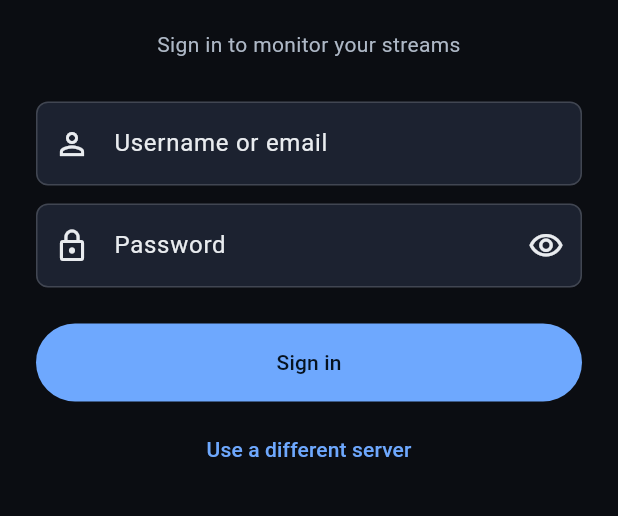
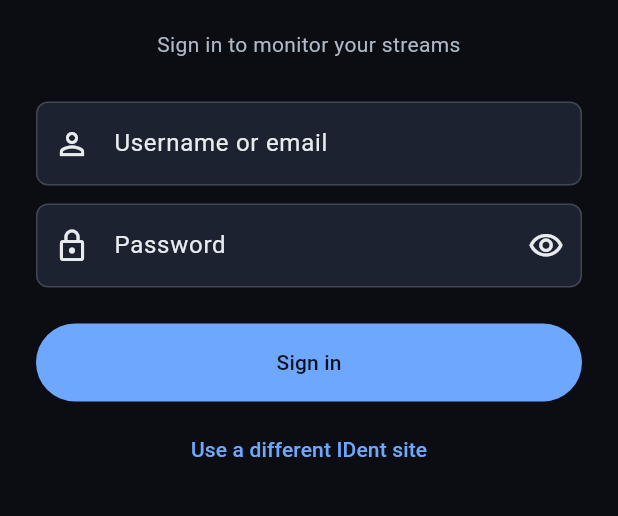
Before and after one commit to energy-master/ident_mobile, a Flutter app: the screen it shows after launch, on a phone screen of 412 x 824 dp, the part 422-938 px from its top. Run offline on Flutter 3.47's test engine with Material 3 defaults, Android fonts, the phone set to English and light mode, and no system bars; our stand-ins replace cached_network_image, flutter_cache_manager, flutter_map, flutter_riverpod, flutter_secure_storage, latlong2.

Commit message:
Say what the sign-in address actually is
The field was labelled "Server", which invited the reading that it points at the
Brahma host. It does not, and cannot: it is an IDent Dynamics site address, the
same URL the web app is served from.

The distinction matters because the product story - run the framework on your
own server and point the apps at it - describes a seam one tier further back
than this field. Almost nothing this app renders exists on the framework host.
Identity, tokens, which streams an account may see, detections, notifications,
favourites, sensors and AIS tracks are all the site's MySQL tables. Of the
endpoints this app calls only the file listing, the WAV proxy and the snapshots
reach through to the framework, and each is proxied so the request can be
permission-checked first. brahma serve authenticates with a single shared bearer
token that authenticates the site rather than a person, and has no per-user
grants, so a handset talking to it directly would need a secret that grants
everything on that box including submitting training runs.

So: field relabelled to "IDent site address", helper text says it is the same
address as the web app, and the README gains a "Where this app points" section
laying out the three tiers, why the middle one is the only one with an address a
client types, and what self-hosting therefore is - the IDent tier plus a Brahma
host, repointed with two lines of the site's config.php, invisible to both apps.

Co-Authored-By: Claude Opus 5 <noreply@anthropic.com>

```diff
--- a/lib/src/ui/login_screen.dart
+++ b/lib/src/ui/login_screen.dart
@@ -1,9 +1,15 @@
 /// Sign-in.
 ///
-/// Trades credentials for a bearer token via `api/idapi/login.php`. The server
-/// URL is editable but prefilled, because most users are on the hosted install
-/// and should never have to think about it; the field exists for self-hosted
-/// and subdirectory deployments, which auth.php supports.
+/// Trades credentials for a bearer token via `api/idapi/login.php`. The address
+/// is editable but prefilled, because most users are on the hosted install and
+/// should never have to think about it; the field exists for self-hosted and
+/// subdirectory deployments, which auth.php supports.
+///
+/// It asks for the **IDent Dynamics site**, not a Brahma address — the same URL
+/// the web app is served from. That distinction is worth the longer label: the
+/// framework runs on its own host and the site is configured against it, but
+/// nothing a client renders comes from the framework directly. See the
+/// "Where this app points" section of the README.
 library;
 
 import 'dart:io' show Platform;
@@ -183,14 +189,15 @@ class _LoginScreenState extends ConsumerState<LoginScreen> {
                       TextFormField(
                         controller: _baseUrl,
                         decoration: const InputDecoration(
-                          labelText: 'Server',
+                          labelText: 'IDent site address',
                           prefixIcon: Icon(Icons.dns_outlined),
-                          helperText: 'Only change this for a self-hosted install',
+                          helperText:
+                              'Your IDent Dynamics site — the same address as its web app',
                         ),
                         keyboardType: TextInputType.url,
                         autocorrect: false,
                         validator: (v) =>
-                            (v == null || v.trim().isEmpty) ? 'Enter the server address' : null,
+                            (v == null || v.trim().isEmpty) ? 'Enter your IDent site address' : null,
                       ),
                     ],
 
@@ -218,7 +225,7 @@ class _LoginScreenState extends ConsumerState<LoginScreen> {
                       const SizedBox(height: 8),
                       TextButton(
                         onPressed: () => setState(() => _showServerField = true),
-                        child: const Text('Use a different server'),
+                        child: const Text('Use a different IDent site'),
                       ),
                     ],
                   ],
```
Also changed, not shown: 1 other file.
